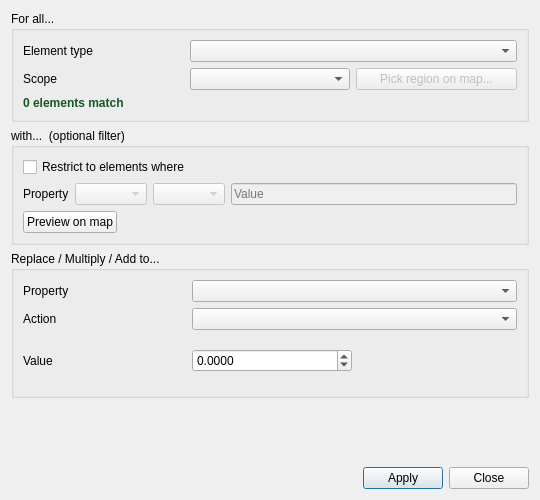
The window that ui/queries/qgisred_groupedit_dialog.ui (qgisred/QGISRed) describes before a commit, drawn with Qt 5.
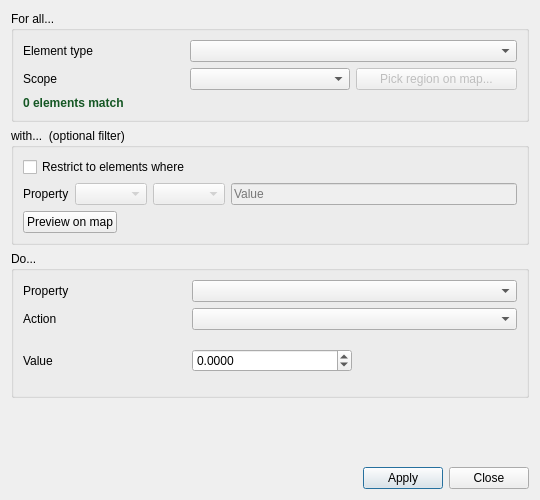
The same window after the commit. Custom widgets are drawn as their Qt base class.

Commit message: Group Edit: Rename action group to "Do..."

Patch:
```diff
--- a/ui/queries/qgisred_groupedit_dialog.ui
+++ b/ui/queries/qgisred_groupedit_dialog.ui
@@ -151,7 +151,7 @@
      <item>
       <widget class="QgsCollapsibleGroupBox" name="gbAction">
        <property name="title">
-        <string>Replace / Multiply / Add to...</string>
+        <string>Do...</string>
        </property>
        <layout class="QGridLayout" name="actionGrid">
         <item row="0" column="0">
```
